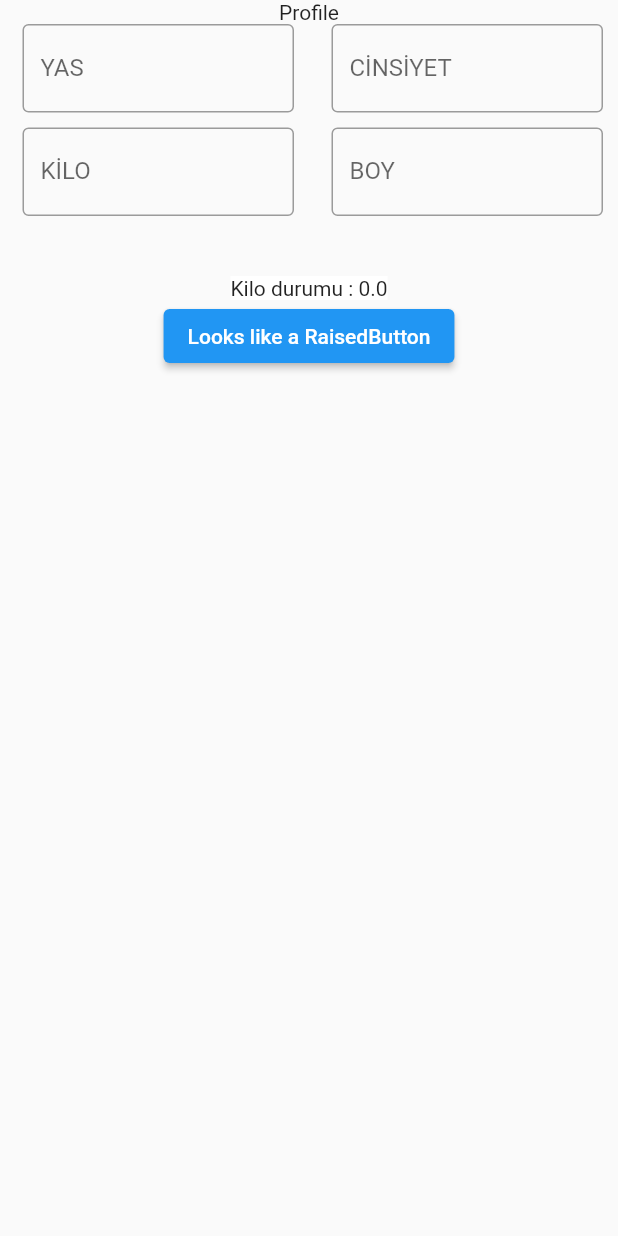
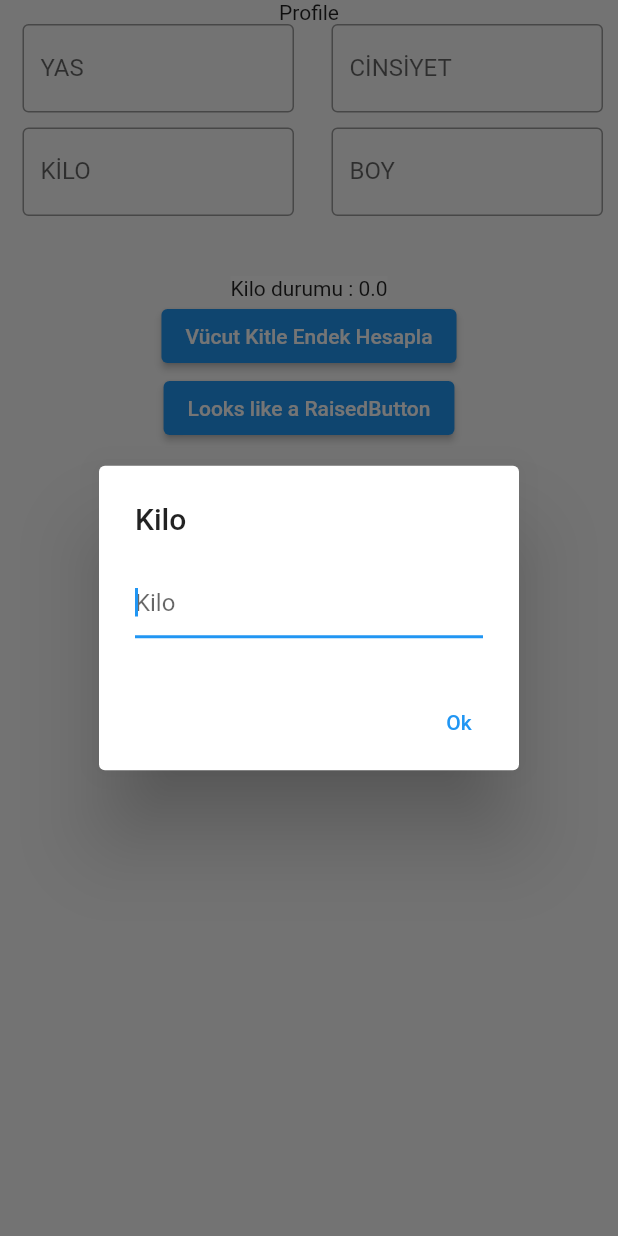
Before and after one commit to dursungul/health, a Flutter app: the VkiHesapla widget shown alone on an empty page, opened directly, after a tap on "Looks like a RaisedButton", on a phone screen of 412 x 824 dp. Run offline on Flutter 3.47's test engine with Material 2 defaults, Android fonts, the phone set to English and light mode, and no system bars.

Commit message:
3mart saat 03.00 ilerleme

```diff
--- a/lib/pages/vki_page.dart
+++ b/lib/pages/vki_page.dart
@@ -14,7 +14,7 @@ class _VkiHesaplaState extends State<VkiHesapla> {
   TextEditingController boyController = new TextEditingController();
   TextEditingController yasController = new TextEditingController();
   TextEditingController cinsController = new TextEditingController();
-
+  TextEditingController popController = new TextEditingController();
   int sayi = 5;
   double kilo = 0;
   double boy = 0;
@@ -31,8 +31,28 @@ class _VkiHesaplaState extends State<VkiHesapla> {
       cins = cinsController.value.text;
       vki = Kiloindexhesapla(boy, kilo);
       kiloclass = KiloClassBul(vki);
+      String name = "";
       print("kilo: " + kilo.toString());
     });
+  }
+
+  Future<String?> openDialog() => showDialog<String>(
+      context: context,
+      builder: (context) => AlertDialog(
+            title: Text("Kilo"),
+            content: TextField(
+              controller: popController,
+              onSubmitted: (_) => submit(),
+              autofocus: true,
+              decoration: InputDecoration(hintText: "Kilo"),
+            ),
+            actions: [
+              TextButton(child: Text("Ok"), onPressed: submit),
+            ],
+          ));
+
+  void submit() {
+    Navigator.of(context).pop(popController.text);
   }
 
   @override
@@ -75,13 +95,17 @@ class _VkiHesaplaState extends State<VkiHesapla> {
           onPressed: () {
             Hesapla();
           },
+          child: Text('Vücut Kitle Endek Hesapla'),
+        ),
+        ElevatedButton(
+          onPressed: () async {
+            final name = await openDialog();
+            Hesapla();
+            print("name : " + "$name");
+          },
           child: Text('Looks like a RaisedButton'),
         )
       ],
     );
   }
 }
-
-int Numberop(int num) {
-  return num * 2;
-}
```
